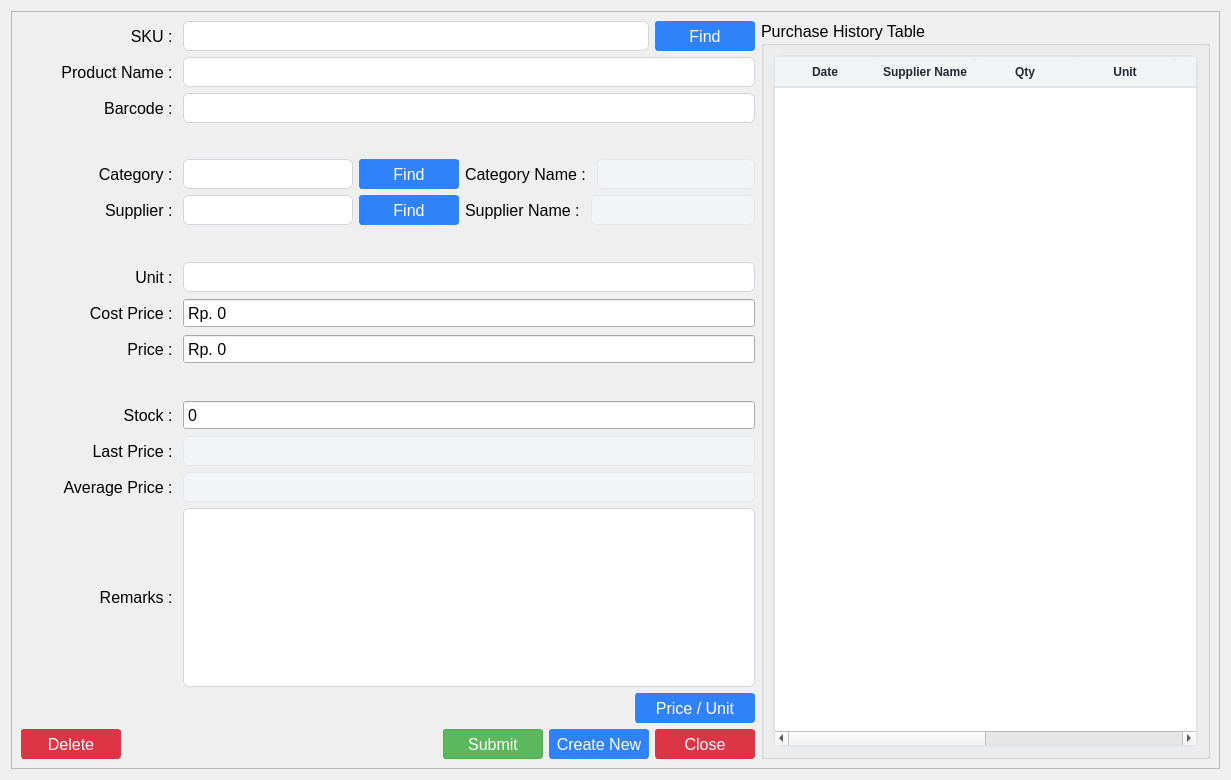
Before: the Qt Designer form ui/master_stock.ui in michael-halim/pos, drawn with Qt 5.
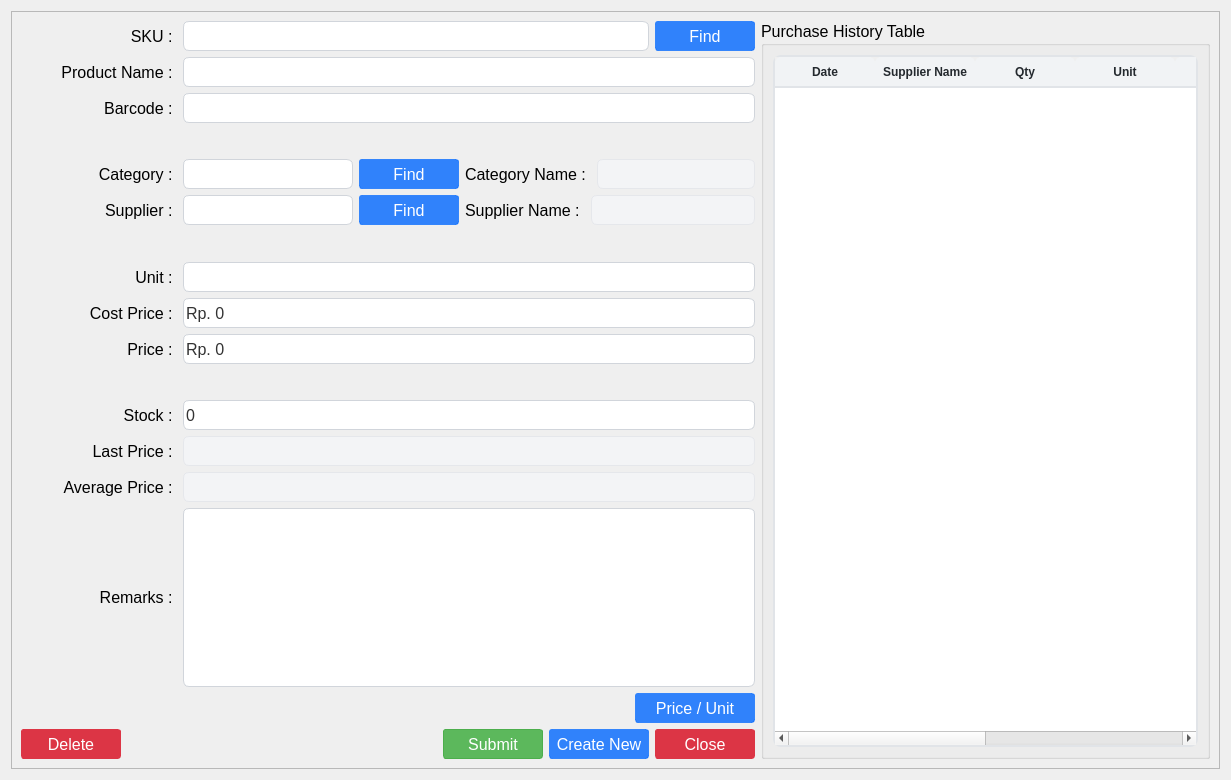
After: the same form once the commit is applied.

Commit message: Patch#35: Fix Revision - Add Close Button in Logs - Added Close Button in Stock Card List - Added Close Button in Price Unit - Added New Purchase Button in Purchasing List - Added New Transaction in Transaction List - Invoice Number Must be Filled - Transaction Revision Flow - Added Total in Transactions List - Added Total in Purchasing List - Updating Privilege Updates Immediately - Can't Edit Customers Points and Transactions Total - Add Some Icons

Patch:
```diff
--- a/ui/master_stock.ui
+++ b/ui/master_stock.ui
@@ -34,6 +34,26 @@
     color: #9ca3af;                 /* Lighter text color when disabled */
 }
 
+QSpinBox{
+	border: 1px solid #d1d5db;      /* Light gray border */
+    border-radius: 6px;             /* Rounded corners */
+    outline: none;                  /* Remove default outline */
+    color: #333;                    /* Text color */
+    background-color: #fff;       /* Light gray background */
+    
+}
+
+QSpinBox:focus {
+    border: 1px solid #93c5fd;       /* Blue border on focus */
+    background-color: #ffffff;       /* White background when focused */
+}
+
+QSpinBox:disabled {
+    border: 1px solid #e5e7eb;      /* Lighter border when disabled */
+    background-color: #f3f4f6;      /* Light gray background when disabled */
+    color: #9ca3af;                 /* Lighter text color when disabled */
+}
+
 /* QComboBox Styling - Improved with clearer state indicators */
 QComboBox {
     border: 1px solid #d1d5db;      /* Light gray border */
```
The commit also changes 63 other files.
